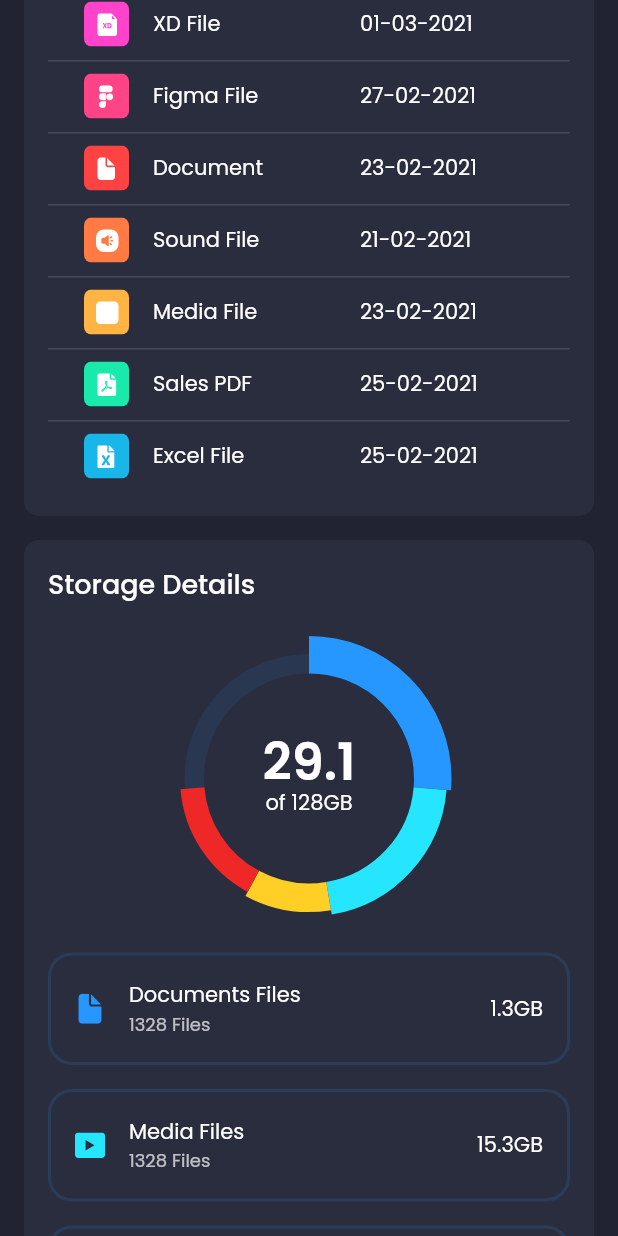
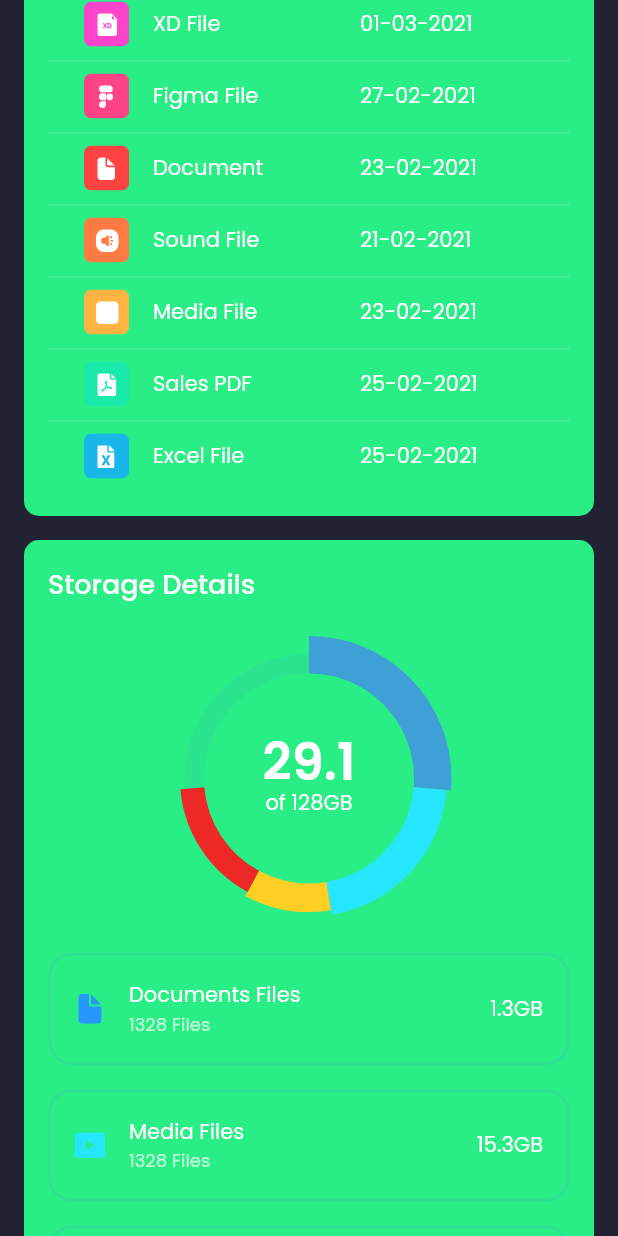
Before and after one commit to hillarymutaik/admin-panel, a Flutter app: the screen it shows after launch, scrolled down 576 dp, on a phone screen of 412 x 824 dp. Run offline on Flutter 3.47's test engine with Material 2 defaults, Android fonts, the phone set to English and light mode, and no system bars; drawn by our look-alikes of data_table_2, fl_chart; our stand-ins replace flutter_svg, google_fonts.

Commit message:
Update constants.dart

```diff
--- a/lib/constants.dart
+++ b/lib/constants.dart
@@ -1,7 +1,11 @@
 import 'package:flutter/material.dart';
 
-const primaryColor = Color(0xFF2697FF);
-const secondaryColor = Color(0xFF2A2D3E);
+const primaryColor = Color(0xff3fa0d7);
+const secondaryColor = Color(0xff29ee86);
 const bgColor = Color(0xFF212332);
+LinearGradient gradient = LinearGradient(colors: [
+  Color(0xff3fa0d7),
+  Color(0xff29ee86),
+]);
 
 const defaultPadding = 16.0;
```
